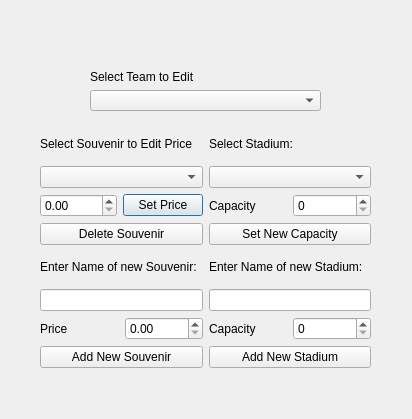
The window that Project Files/Project2NFL/adminwindow.ui (dal07065/Let-s-Play-NFL-Football) describes before a commit, drawn with Qt 5.
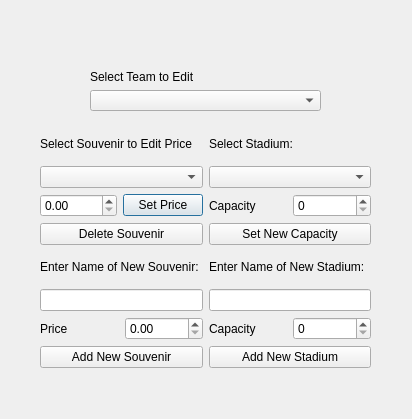
The same window after the commit. Icons and pictures are not drawn.

```diff
--- a/Project Files/Project2NFL/adminwindow.ui
+++ b/Project Files/Project2NFL/adminwindow.ui
@@ -156,7 +156,7 @@
         <item>
          <widget class="QLabel" name="label_NewSouvenir">
           <property name="text">
-           <string>Enter Name of new Souvenir:</string>
+           <string>Enter Name of New Souvenir:</string>
           </property>
          </widget>
         </item>
@@ -191,7 +191,7 @@
         <item>
          <widget class="QLabel" name="label_NewStadium">
           <property name="text">
-           <string>Enter Name of new Stadium:</string>
+           <string>Enter Name of New Stadium:</string>
           </property>
          </widget>
         </item>
```
Left out of the diff: 9 changed lines with no effect on the pictures.
